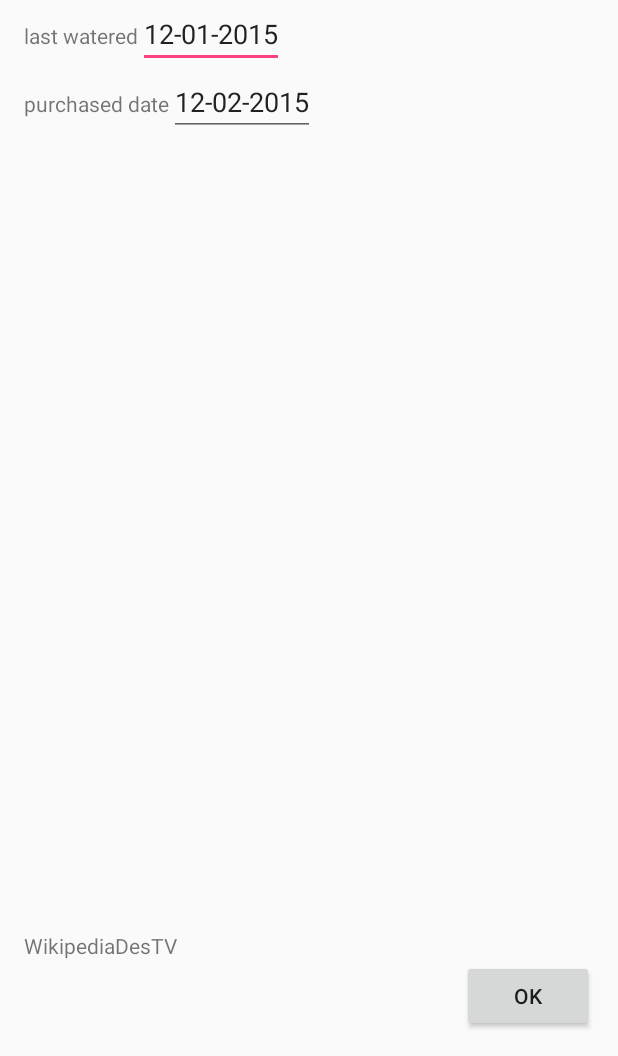
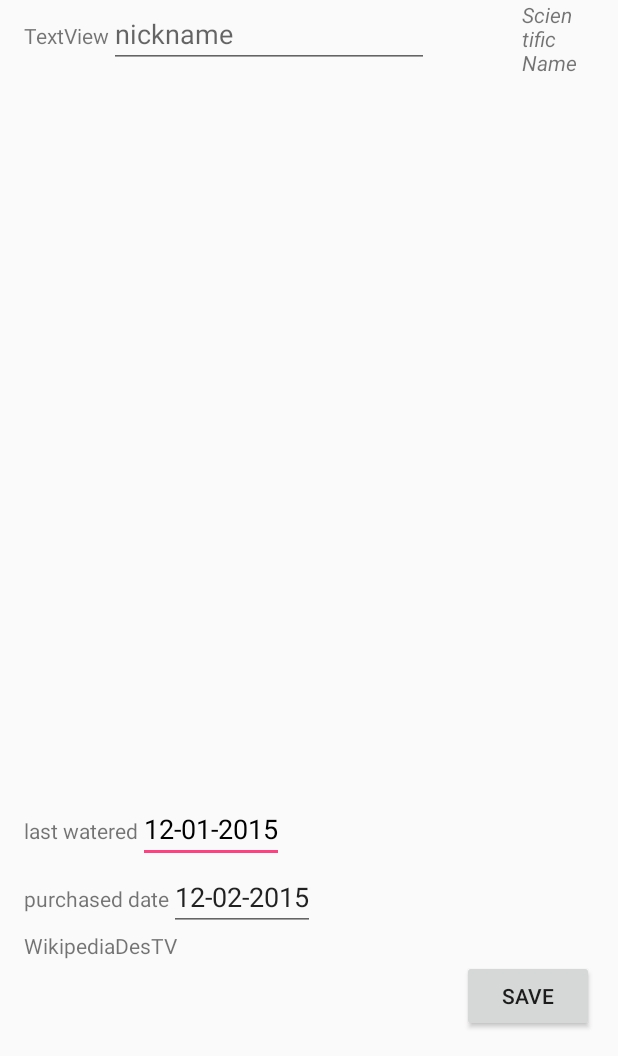
Before and after one commit to JNorbury/Jonahnorbury-pset6, an Android app: the screen it shows after launch (ShowPlantActivity), after a tap on "Bonsai", on a phone screen of 412 x 824 dp, the part 180-1236 px from its top. Run offline under Robolectric (Android 15) with nearby library versions, the phone set to English and light mode, and no system bars.

Commit message:
show plant improvement

```diff
--- a/app/src/main/java/jnorbury/jonahnorbury_pset6/Plant.java
+++ b/app/src/main/java/jnorbury/jonahnorbury_pset6/Plant.java
@@ -11,6 +11,7 @@ public class Plant implements Serializable {
     private String name;
     private String purchase_date;
     private String wiki_url;
+    private String nick_name;
     private String last_watered;
 //    private Date last_watered;
     private String next_water;
@@ -79,4 +80,12 @@ public class Plant implements Serializable {
     public void setNext_feed(String next_feed) {
         this.next_feed = next_feed;
     }
+
+    public String getNick_name() {
+        return nick_name;
+    }
+
+    public void setNick_name(String nick_name) {
+        this.nick_name = nick_name;
+    }
 }
--- a/app/src/main/res/layout/activity_show_plant.xml
+++ b/app/src/main/res/layout/activity_show_plant.xml
@@ -10,16 +10,6 @@
     android:paddingRight="@dimen/activity_horizontal_margin"
     android:paddingTop="@dimen/activity_vertical_margin"
     tools:context="jnorbury.jonahnorbury_pset6.ShowPlantActivity">
-
-    <TextView
-        android:text="Name"
-        android:layout_width="wrap_content"
-        android:layout_height="wrap_content"
-        android:layout_alignParentTop="true"
-        android:layout_alignParentLeft="true"
-        android:layout_alignParentStart="true"
-        android:id="@+id/plantnameTV"
-        android:textSize="30sp" />
 
     <ImageView
         android:layout_width="wrap_content"
@@ -45,17 +35,48 @@
     <Button
         android:layout_width="wrap_content"
         android:layout_height="wrap_content"
-        android:text="OK"
+        android:text="Save"
         android:id="@+id/okplantBTN"
         android:layout_alignParentBottom="true"
         android:layout_alignParentRight="true"
         android:layout_alignParentEnd="true" />
 
+    <TextView
+        android:text="last watered"
+        android:layout_width="wrap_content"
+        android:layout_height="wrap_content"
+        android:layout_alignParentBottom="true"
+        android:layout_alignParentLeft="true"
+        android:layout_alignParentStart="true"
+        android:layout_marginLeft="457dp"
+        android:layout_marginStart="457dp"
+        android:id="@+id/textView" />
+
+    <TextView
+        android:text="Common Name"
+        android:layout_width="wrap_content"
+        android:layout_height="wrap_content"
+        android:id="@+id/plantnameTV"
+        android:textSize="30sp"
+        android:layout_alignParentTop="true"
+        android:layout_alignParentLeft="true"
+        android:layout_alignParentStart="true" />
+
+    <TextView
+        android:text="Scientific Name"
+        android:layout_width="wrap_content"
+        android:layout_height="wrap_content"
+        android:layout_below="@+id/plantIV"
+        android:layout_alignLeft="@+id/plantIV"
+        android:layout_alignStart="@+id/plantIV"
+        android:id="@+id/sciencenameTV"
+        android:textStyle="normal|italic" />
+
     <LinearLayout
         android:layout_width="wrap_content"
         android:layout_height="wrap_content"
         android:id="@+id/wateredLL"
-        android:layout_below="@+id/plantIV"
+        android:layout_above="@+id/purchaseLL"
         android:layout_alignParentLeft="true"
         android:layout_alignParentStart="true">
 
@@ -72,15 +93,44 @@
             android:layout_width="wrap_content"
             android:layout_height="wrap_content"
             android:id="@+id/lastwaterET"
-            android:text="lastwatered"
-            android:textColorHint="@android:color/black"/>
+            android:hint="enter date"
+            android:textColor="@android:color/black" />
+    </LinearLayout>
+
+    <LinearLayout
+        android:orientation="horizontal"
+        android:layout_width="wrap_content"
+        android:layout_height="wrap_content"
+        android:layout_below="@+id/plantIV"
+        android:layout_alignParentLeft="true"
+        android:layout_alignParentStart="true">
+
+        <TextView
+            android:text="TextView"
+            android:layout_width="wrap_content"
+            android:layout_height="wrap_content"
+            android:id="@+id/textView3"
+            android:layout_weight="1" />
+
+        <EditText
+            android:layout_width="wrap_content"
+            android:layout_height="wrap_content"
+            android:inputType="textPersonName"
+            android:ems="10"
+            android:id="@+id/nicknameET"
+            android:hint="nickname"
+            android:layout_below="@+id/plantIV"
+            android:layout_alignParentLeft="true"
+            android:layout_alignParentStart="true"
+            android:layout_weight="1"
+            android:textColor="@android:color/black" />
     </LinearLayout>
 
     <LinearLayout
         android:layout_width="wrap_content"
         android:layout_height="wrap_content"
         android:id="@+id/purchaseLL"
-        android:layout_below="@+id/wateredLL"
+        android:layout_above="@+id/WikipediaDesTV"
         android:layout_alignParentLeft="true"
         android:layout_alignParentStart="true">
 
@@ -91,23 +141,12 @@
             android:id="@+id/purchaseTV" />
 
         <EditText
-            android:text="purchase date"
             android:layout_width="0dp"
             android:layout_height="wrap_content"
             android:id="@+id/purchaseET"
-            android:layout_weight="1" />
+            android:layout_weight="1"
+            android:hint="enter date" />
 
     </LinearLayout>
 
-    <TextView
-        android:text="last watered"
-        android:layout_width="wrap_content"
-        android:layout_height="wrap_content"
-        android:layout_alignParentBottom="true"
-        android:layout_alignParentLeft="true"
-        android:layout_alignParentStart="true"
-        android:layout_marginLeft="457dp"
-        android:layout_marginStart="457dp"
-        android:id="@+id/textView" />
-
 </RelativeLayout>
```
